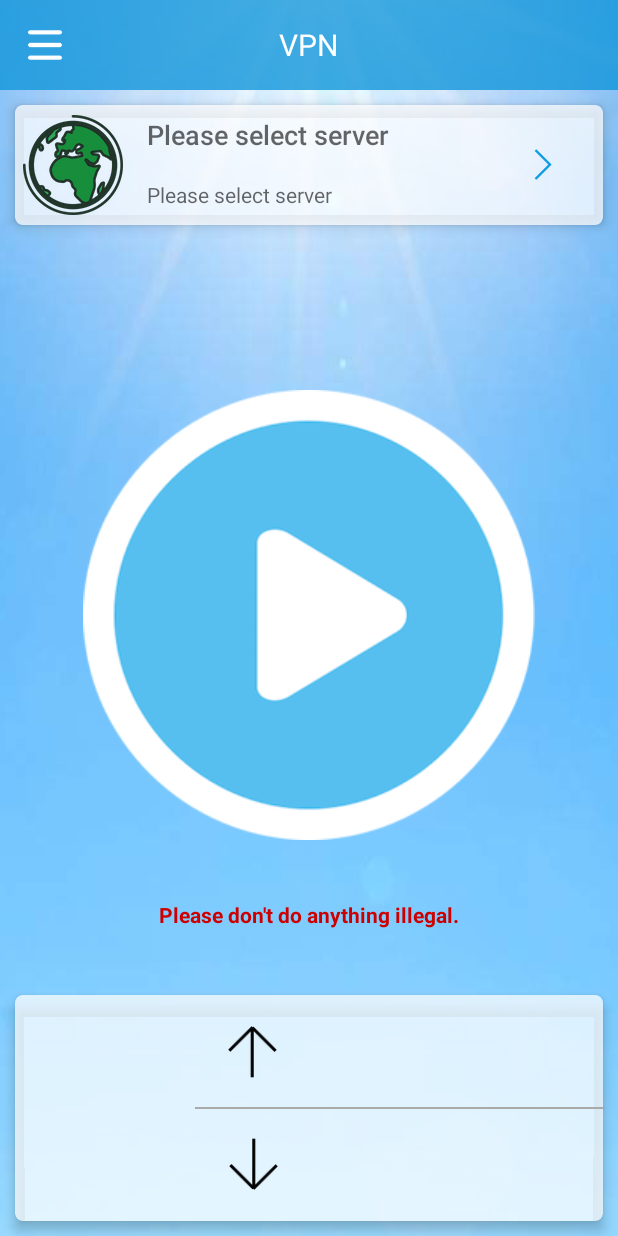
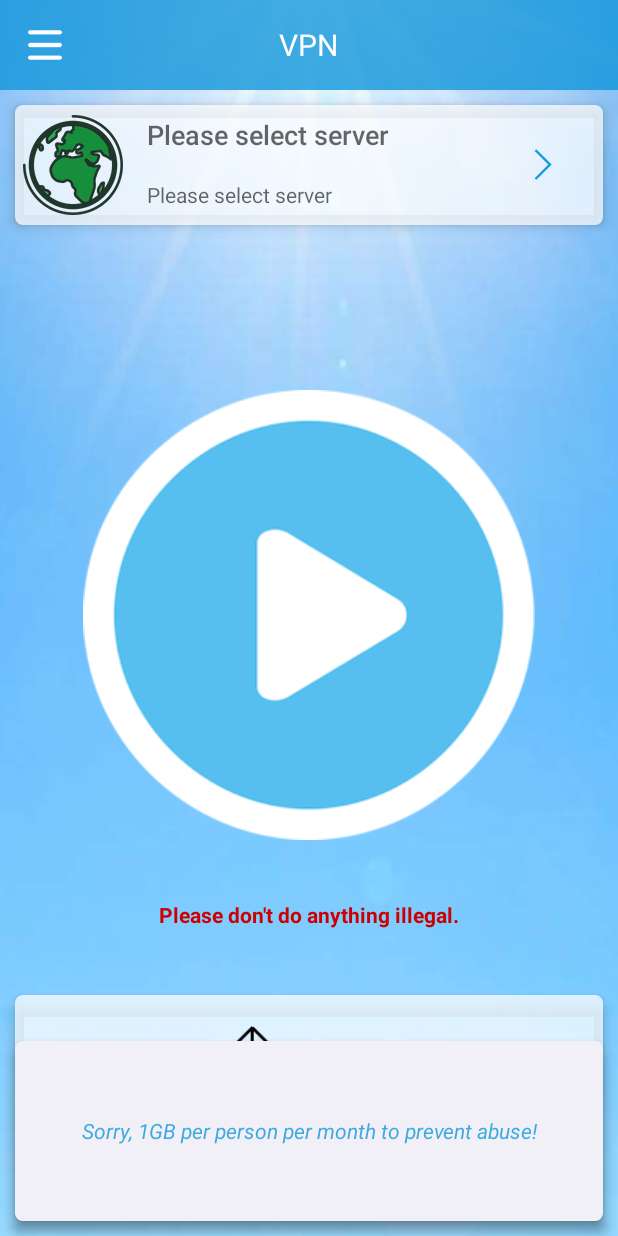
Before and after one commit to woshiwzy/myshdowss, an Android app: the layout activity_main.xml on its own in the app's theme, with its tools: preview values and no code run, on a phone screen of 412 x 824 dp. Run offline under Robolectric (Android 15) with nearby library versions, the phone set to English and light mode, and no system bars.

Commit message:
commit limit

```diff
--- a/app/src/main/res/layout/activity_main.xml
+++ b/app/src/main/res/layout/activity_main.xml
@@ -207,9 +207,9 @@
                     android:id="@+id/banner_container"
                     android:layout_width="match_parent"
                     android:layout_height="wrap_content"
+                    android:layout_marginBottom="3dp"
                     android:layout_marginLeft="@dimen/margin_content"
                     android:layout_marginRight="@dimen/margin_content"
-                    android:layout_marginBottom="3dp"
                     android:orientation="vertical" />
 
 
@@ -227,10 +227,10 @@
 
                     <RelativeLayout
                         android:layout_width="120dp"
-                        android:layout_marginTop="2dp"
+                        android:layout_height="match_parent"
+                        android:layout_marginBottom="2dp"
                         android:layout_marginLeft="2dp"
-                        android:layout_marginBottom="2dp"
-                        android:layout_height="match_parent">
+                        android:layout_marginTop="2dp">
 
                         <TextView
                             android:id="@+id/textViewTotal"
@@ -303,7 +303,6 @@
             </LinearLayout>
 
 
-
         </LinearLayout>
 
 
@@ -347,16 +346,16 @@
                 android:id="@+id/textViewSupport"
                 android:layout_width="match_parent"
                 android:layout_height="60dp"
-                android:visibility="gone"
                 android:gravity="center"
                 android:text="@string/support"
-                android:textColor="@android:color/white" />
+                android:textColor="@android:color/white"
+                android:visibility="gone" />
 
             <View
                 android:layout_width="match_parent"
                 android:layout_height="1dp"
-                android:visibility="gone"
-                android:background="@android:color/white" />
+                android:background="@android:color/white"
+                android:visibility="gone" />
 
         </LinearLayout>
 
@@ -369,4 +368,29 @@
     </LinearLayout>
 
 
+    <android.support.v7.widget.CardView
+        android:id="@+id/tipLayout"
+        android:layout_width="match_parent"
+        android:layout_height="120dp"
+        android:layout_margin="@dimen/margin_content"
+        android:orientation="vertical"
+        android:tag="ProxyUrl"
+        android:layout_alignParentBottom="true"
+        android:visibility="visible"
+        app:cardCornerRadius="5dp"
+        app:cardElevation="5dp">
+
+        <TextView
+            android:id="@+id/textViewAllTip"
+            android:layout_width="match_parent"
+            android:layout_height="match_parent"
+            android:gravity="center"
+            android:textColor="#cc1296db"
+            android:textStyle="italic"
+            android:text="@string/sorrytext"
+            android:layout_alignParentBottom="true"
+            android:minHeight="@dimen/input_item_height" />
+    </android.support.v7.widget.CardView>
+
+
 </RelativeLayout>
--- a/app/src/main/res/values/strings.xml
+++ b/app/src/main/res/values/strings.xml
@@ -38,4 +38,6 @@
 
     <string name="used_traffic">You have used\n %1s \ntraffic for free</string>
     <string name="total_used">You have used\n%1s\n traffic for free</string>
+    <string name="server_error">Service disable or Run out of traffic this month!</string>
+    <string name="sorrytext">Sorry, 1GB per person per month to prevent abuse!</string>
 </resources>
```
Also changed, not shown: app/src/main/java/com/vm/shadowsocks/App.kt (+26 -1 lines), app/src/main/java/com/vm/shadowsocks/activity/MainActivity.java (+42 -4 lines), app/src/main/res/anim/fade_in.xml (added, +9 -0 lines), app/src/main/res/anim/fade_out.xml (added, +10 -0 lines), app/src/main/res/drawable-hdpi/sorry.png (added), 1 other file.
